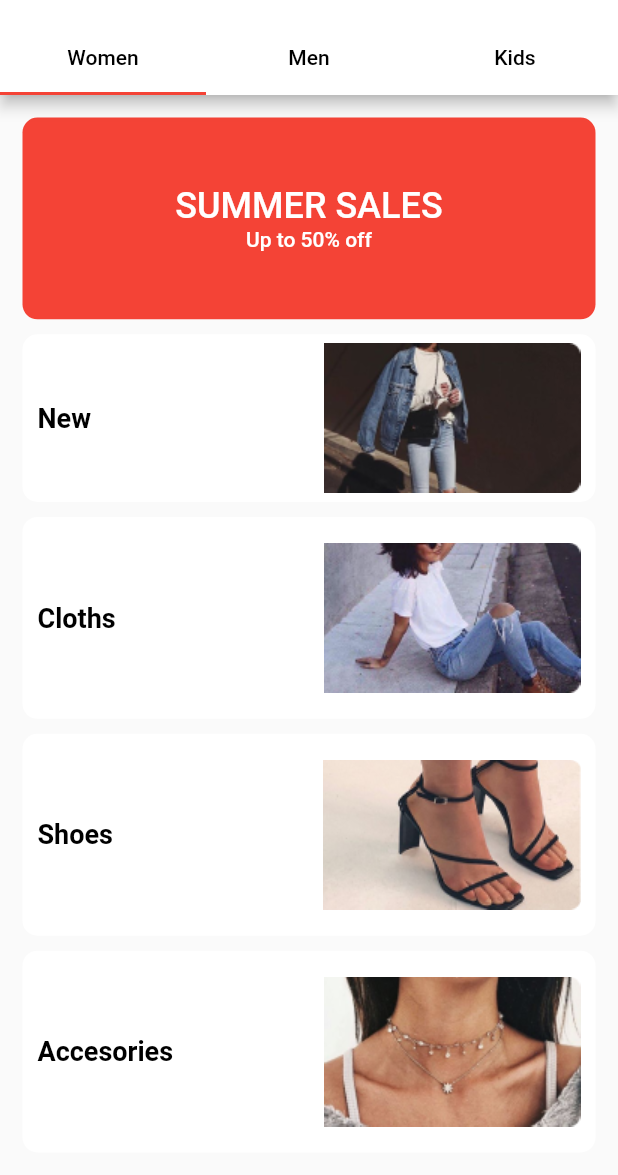
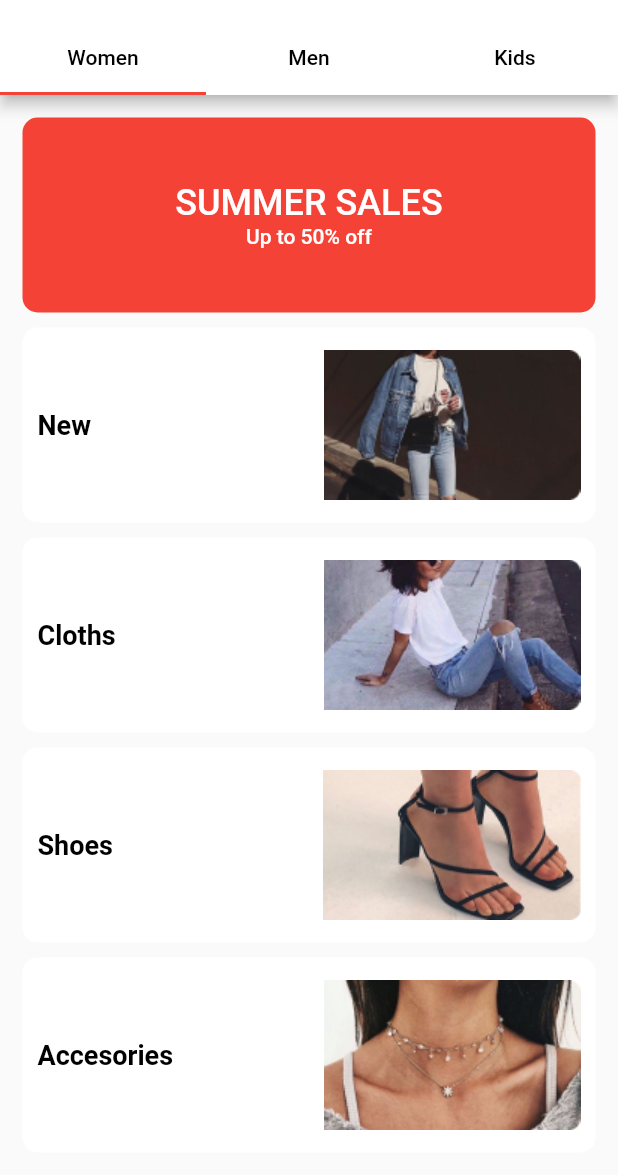
Before and after one commit to HarshitaSharma7905/closecallseCommerce, a Flutter app: the _Category screen opened directly, on a phone screen of 412 x 824 dp, the part 61-1236 px from its top. Run offline on Flutter 3.47's test engine with Material 2 defaults, Android fonts, the light colour scheme and no system bars.

Commit message:
Update by Krishna

```diff
--- a/lib/View/Shops/Category.dart
+++ b/lib/View/Shops/Category.dart
@@ -69,7 +69,3 @@ class _CategoryState extends State<_Category> with SingleTickerProviderStateMixi
     );
   }
 }
-
-void main() {
-  runApp(MaterialApp(home: Category()));
-}
--- a/lib/View/Shops/Category/Women.dart
+++ b/lib/View/Shops/Category/Women.dart
@@ -31,21 +31,27 @@ class _WomenState extends State<Women> {
               ),
             ),
           ),
-          GestureDetector(
+          Expanded(flex: 1,
+              child: GestureDetector(
                 onTap: () {
                   Navigator.push(context, MaterialPageRoute(builder: (context)=>Catalogmain()));
-            },child: Expanded(flex: 1,
+                },
                 child: Container(
                   decoration: BoxDecoration(color: Colors.white,borderRadius: BorderRadius.all(Radius.circular(10))),
                   margin:EdgeInsets.all(5) ,
                   child: Row(children: [
-                  Expanded(child: Container(
+                    Expanded(
+                        flex: 1,
+                        child: Container(
                       padding: EdgeInsets.all(10),
                       child: Text('New',style: TextStyle(fontSize: 18,fontWeight: FontWeight.bold,color: Colors.black),),)),
-                  Expanded(child: Container(
+                    Expanded(
+                        flex: 1,
+                        child: Container(
                       child: Image.asset('assets/category/new.png'),
                     )),
                   ]),
+
 
             ),
               ),
@@ -54,10 +60,14 @@ class _WomenState extends State<Women> {
               decoration: BoxDecoration(color: Colors.white,borderRadius: BorderRadius.all(Radius.circular(10))),
               margin:EdgeInsets.all(5) ,
               child: Row(children: [
-                Expanded(child: Container(
+                Expanded(
+                    flex: 1,
+                    child: Container(
                   padding: EdgeInsets.all(10),
                   child: Text('Cloths',style: TextStyle(fontSize: 18,fontWeight: FontWeight.bold,color: Colors.black),),)),
-                Expanded(child: Container(
+                Expanded(
+                    flex: 1,
+                    child: Container(
                   child: Image.asset('assets/category/cloths.png'),
                 )),
               ]),
@@ -68,10 +78,14 @@ class _WomenState extends State<Women> {
               decoration: BoxDecoration(color: Colors.white,borderRadius: BorderRadius.all(Radius.circular(10))),
               margin:EdgeInsets.all(5) ,
               child: Row(children: [
-                Expanded(child: Container(
+                Expanded(
+                    flex: 1,
+                    child: Container(
                   padding: EdgeInsets.all(10),
                   child: Text('Shoes',style: TextStyle(fontSize: 18,fontWeight: FontWeight.bold,color: Colors.black),),)),
-                Expanded(child: Container(
+                Expanded(
+                    flex: 1,
+                    child: Container(
                   child: Image.asset('assets/category/shoes.png'),
                 )),
               ]),
@@ -81,10 +95,14 @@ class _WomenState extends State<Women> {
               decoration: BoxDecoration(color: Colors.white,borderRadius: BorderRadius.all(Radius.circular(10))),
               margin:EdgeInsets.all(5) ,
               child: Row(children: [
-                Expanded(child: Container(
+                Expanded(
+                    flex: 1,
+                    child: Container(
                   padding: EdgeInsets.all(10),
                   child: Text('Accesories',style: TextStyle(fontSize: 18,fontWeight: FontWeight.bold,color: Colors.black),),)),
-                Expanded(child: Container(
+                Expanded(
+                    flex: 1,
+                    child: Container(
                   child: Image.asset('assets/category/accesories.png'),
                 )),
               ]),
--- a/lib/View/UserAccess/ForgetPassword.dart
+++ b/lib/View/UserAccess/ForgetPassword.dart
@@ -12,7 +12,11 @@ class _ForgetPasswordState extends State<ForgetPassword> {
   Widget build(BuildContext context) {
     return Scaffold(
       appBar: AppBar(backgroundColor: Colors.white,
-          leading: GestureDetector(child: Icon(Icons.arrow_back_ios,color: Colors.black,))
+          leading: GestureDetector(
+              onTap: () {
+                Navigator.pop(context);
+              },
+              child: Icon(Icons.arrow_back_ios,color: Colors.black,))
       ),
       body: Column(children: [
         Container(
--- a/lib/main.dart
+++ b/lib/main.dart
@@ -22,7 +22,7 @@ class MyApp extends StatelessWidget {
   @override
   Widget build(BuildContext context) {
     return MaterialApp(
-      home: MainPage(),
+      home: SignUp(),
     );
   }
 }
```
Also changed, not shown: lib/View/UserAccess/Login.dart (+10 -4 lines), lib/View/UserAccess/SignUp.dart (+10 -3 lines). Lines whose indentation alone changed are shown as unchanged.
